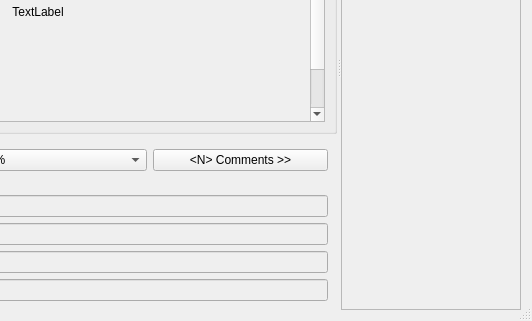
Above: retroshare-gui/src/gui/PhotoShare/PhotoDialog.ui from RetroShare/RetroShare before the change; both pictures show x 258 to 790 and y 188 to 509 of the 790 by 509 pixel window. Below: the same form after it.
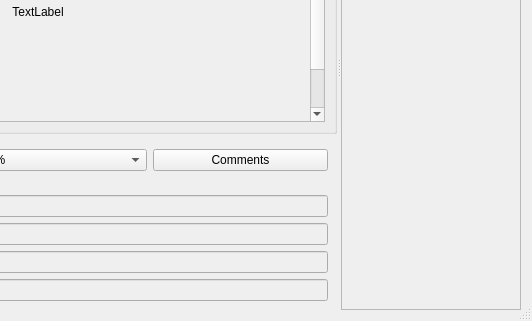
That is the form after the change. Icons and pictures are not drawn.

Commit message:
Photo share ui fixes & removed some hardcoded stylsheets
* Removed some hardcoded stylesheets for Album & Photo items.
* Ui layout fixes

Patch:
```diff
--- a/retroshare-gui/src/gui/PhotoShare/PhotoDialog.ui
+++ b/retroshare-gui/src/gui/PhotoShare/PhotoDialog.ui
@@ -24,6 +24,18 @@
      </property>
      <widget class="QWidget" name="widget" native="true">
       <layout class="QVBoxLayout" name="verticalLayout_2">
+       <property name="leftMargin">
+        <number>0</number>
+       </property>
+       <property name="topMargin">
+        <number>0</number>
+       </property>
+       <property name="rightMargin">
+        <number>0</number>
+       </property>
+       <property name="bottomMargin">
+        <number>0</number>
+       </property>
        <item>
         <widget class="QGroupBox" name="albumGroup">
          <property name="sizePolicy">
@@ -167,7 +179,7 @@
           <item>
            <widget class="QPushButton" name="commentsButton">
             <property name="text">
-             <string>&lt;N&gt; Comments &gt;&gt;</string>
+             <string>Comments</string>
             </property>
             <property name="icon">
              <iconset resource="../icons.qrc">
```
Left out of the diff: 2 changed lines with no effect on the pictures. The commit also changes 11 other files.
